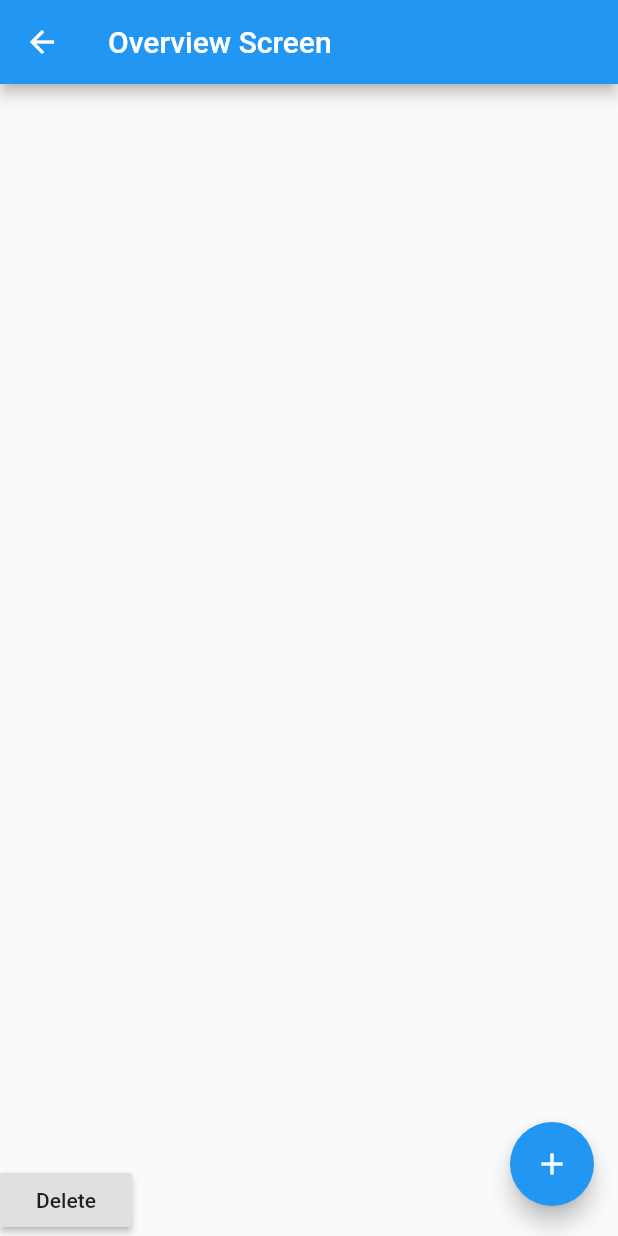
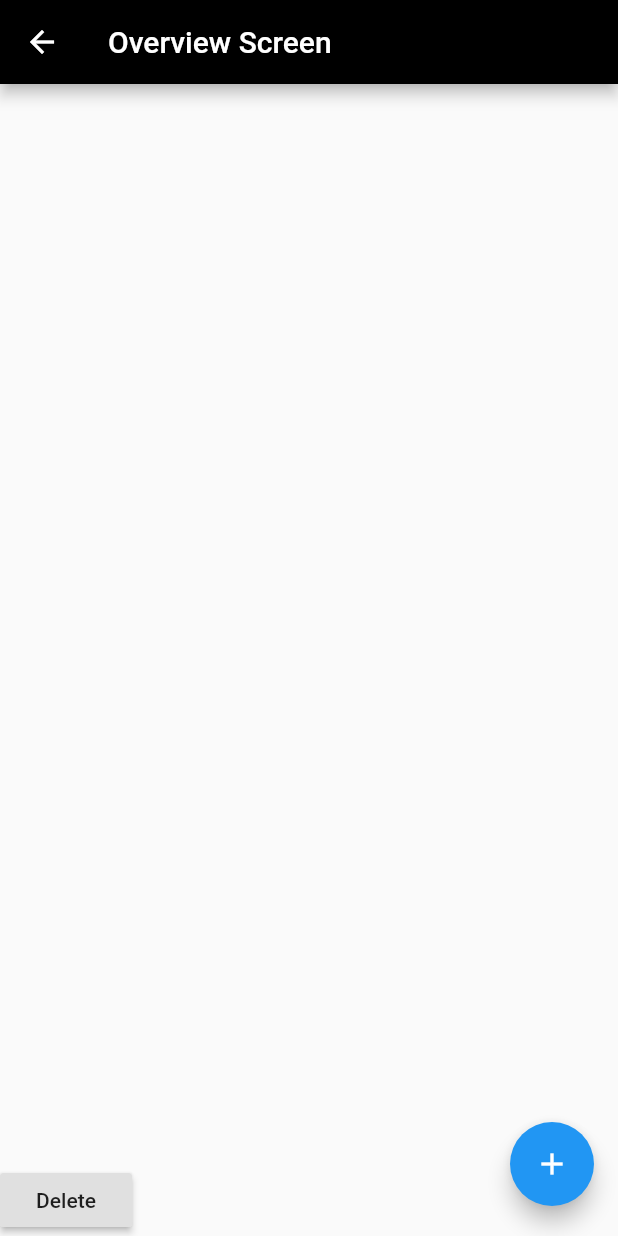
Before and after one commit to AthulMuralidhar/stoiC, a Flutter app: the screen it shows after launch, after a tap on "Go!", on a phone screen of 412 x 824 dp. Run offline on Flutter 3.47's test engine with Material 2 defaults, Android fonts, the phone set to English and light mode, and no system bars.

Commit message:
added logo+fixed home screen text

```diff
--- a/lib/main.dart
+++ b/lib/main.dart
@@ -7,9 +7,52 @@ void main(){
 
   runApp(MaterialApp(
     title: 'stoiC',
-    home: HomeScreen(),
+    home: SplashScreen(),
   ));
 }
+//=============SPLASHSCREEN================================================================================================================
+//https://fluttermaster.com/create-splash-screen-in-flutter/
+//https://github.com/petehouston/flutter-tips/blob/master/create-splash-screen/main.dart
+
+class SplashScreen extends StatefulWidget{
+
+  @override
+  _SplashScreenState createState() => new _SplashScreenState();
+}
+class _SplashScreenState extends State<SplashScreen>{
+
+  @override
+  void initState(){
+    super.initState();
+    loadData();
+  }
+
+  Future<Timer> loadData() async {
+    return new Timer(Duration(seconds: 5), onDoneLoading);
+  }
+  onDoneLoading() async {
+    Navigator.of(context).pushReplacement(MaterialPageRoute(builder: (context)=>HomeScreen()));
+  }
+
+  @override
+  Widget build(BuildContext context) {
+    return Container(
+      decoration: BoxDecoration(
+        image: DecorationImage(
+            image: AssetImage('assets/launcher/stoic-launcher-404*404.png'),
+            fit: BoxFit.scaleDown,
+        )
+      ),
+      child: Center(
+        child: CircularProgressIndicator(
+          valueColor: AlwaysStoppedAnimation<Color>(Colors.white),
+        ),
+      ),
+    );
+  }
+
+}
+
 //=============CLOCKWIDGET=================================================================================================================
 //https://flutter.institute/creating-your-first-flutter-app/
 
@@ -58,36 +101,47 @@ class HomeScreen extends StatelessWidget{
     return Scaffold(
       appBar: AppBar(
         title: Text('Home'),
+        backgroundColor: Colors.black,
       ),
       body: Column(
         children: <Widget>[
-          Center(
-            child: Padding(
-              padding: const EdgeInsets.all(8.0),
-              child: new ClockWidget(),
+          Card(
+          child:Container(
+            child:new ClockWidget(),
+            padding: const EdgeInsets.all(8.0),
+            width: 300,
+            height: 100,
+            alignment: Alignment.center,
             ),
           ),
+          Card(
+            child: Container(
+              child: Text('a practical counter for practicing stoics',
+                textAlign: TextAlign.center,
+                overflow: TextOverflow.ellipsis,
+              ),
+              padding: const EdgeInsets.all(8.0),
+              width: 300,
+              height: 100,
+              alignment: Alignment.center,
+            ),
+          ),
+          Card(
+            child:Container(
+              child: Text('In your daily travels, you might come across various situations that try to put your stoicabilities to the test. Here is a helper app to distinguish and keep track of the internals, the real things that you actually have to care about',
+                textAlign: TextAlign.center,
+                overflow: TextOverflow.ellipsis,
+                maxLines: 7,
+              ),
+              padding: const EdgeInsets.all(8.0),
+              width: 300,
+              height: 110,
+              alignment: Alignment.center,
+            ),
+        ),
+
           Center(
-            child: Text('a practical counter for practicing stoics'),
-            widthFactor: 2.0,
-            heightFactor: 2.0,
-          ),
-          Align(
-            alignment: Alignment.center,
-            child: Text('''
-            In your daily travels, you might
-            come across various situations that
-            try to put your stoicabilities to
-            the test. Here is a helper app to
-            distinguish and keep track of the
-            internals, the "real" things that
-            you actually have to care about
-           '''
-           ),
-            widthFactor: 2.0,
-            heightFactor: 2.0,
-          ),
-          Center(
+            // TODO: Better design for the button
             child: RaisedButton(
                 onPressed: (){
                   Navigator.push(
@@ -103,7 +157,7 @@ class HomeScreen extends StatelessWidget{
       );
   }
 }
-//====================OVERVIEWSCREEN======================================================================================================
+//====================INTERNALSWIDGET======================================================================================================
 //https://flutter.dev/docs/development/ui/interactive
 class Internal{
   String text;
@@ -225,15 +279,20 @@ class _InternalsListState extends State<InternalsList>{
   @override
   Widget build(BuildContext context) {
     return Scaffold(
-      appBar: AppBar(title: Text('Overview Screen')),
+      appBar: AppBar(
+          title: Text('Overview Screen'),
+          backgroundColor: Colors.black
+      ),
       body: ListView.builder(
         itemBuilder: _buildItem,
         itemCount: internals.length,
       ),
+      //TODO: Better buttons
       floatingActionButton: FloatingActionButton(
         onPressed: _addInternal,
         child: Icon(Icons.add),
       ),
+      //TODO: Better buttons
       bottomSheet: RaisedButton(
           child: Text('Delete'),
           onPressed: _removeInternal,
@@ -241,12 +300,12 @@ class _InternalsListState extends State<InternalsList>{
     );
   }
 }
-
-//--------------------------------------------------------------------------------------------------------------------------------------
+//================================OVERVIEWSCREEN==================================================================================
 class OverviewScreen extends StatelessWidget{
   @override
   Widget build(BuildContext context) {
     return  InternalsList();
   }
 }
+//TODO: Add functionality to store data locally and or over a server
 //================================EOF=============================================================================================
```
Also changed, not shown: pubspec.yaml (+17 -3 lines), assets/launcher/stoic-bg-900*900.png (added), assets/launcher/stoic-fg-900*900.png (added), assets/launcher/stoic-launcher-404*404.png (added), assets/launcher/stoic-launcher-900*900.png (added), pubspec.lock, 28 other files.
